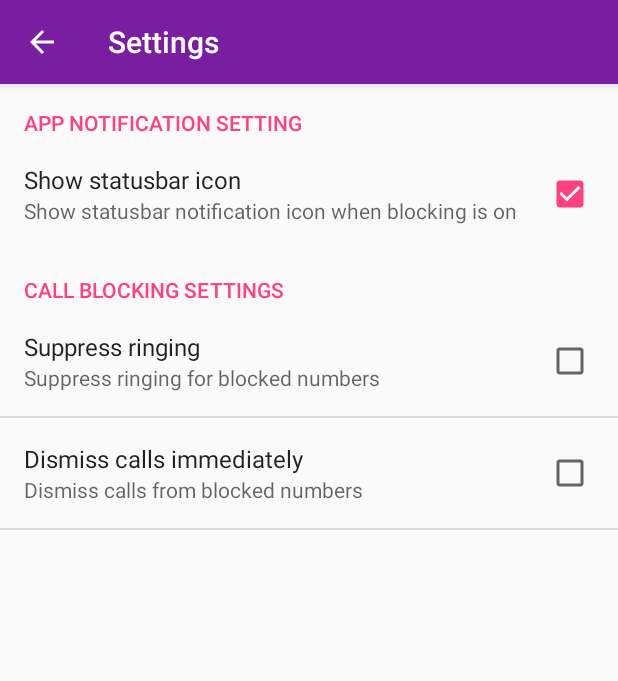
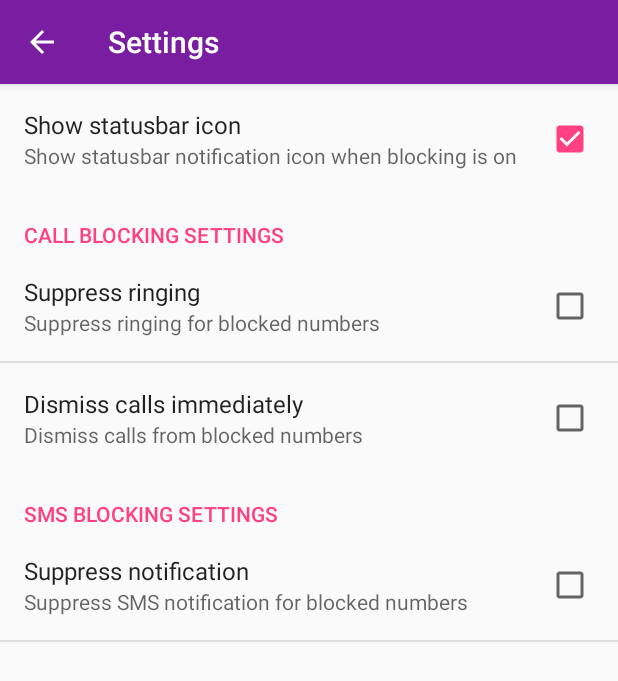
Before and after one commit to owlab-exp/101-4, an Android app: the screen it shows after launch (MainActivity), in the options menu, after a tap on "Settings", on a phone screen of 412 x 824 dp. Shown: the top 681 px of the screen. Run offline under Robolectric (Android 15) with nearby library versions, the phone set to English and light mode, and no system bars.

Commit message:
Working on SMS

```diff
--- a/app/src/main/java/com/owlab/callblocker/CONS.java
+++ b/app/src/main/java/com/owlab/callblocker/CONS.java
@@ -8,6 +8,7 @@ public final class CONS {
     public static final int REQUEST_CODE_ASK_PERMISSION_FOR_BLOCKING = 211;
     public static final int REQUEST_CODE_ASK_PERMISSION_FOR_SUPPRESS_RINGING = 213;
     public static final int REQUEST_CODE_ASK_PERMISSION_FOR_DISMISS_CALL = 215;
+    public static final int REQUEST_CODE_ASK_PERMISSION_FOR_SUPPRESS_SMS_NOTIFICATION = 217;
     public static final int RESULT_SUCCESS = 0;
     public static final int RESULT_FAIL = -1;
 }
--- a/app/src/main/java/com/owlab/callblocker/fragment/SettingsFragment.java
+++ b/app/src/main/java/com/owlab/callblocker/fragment/SettingsFragment.java
@@ -28,7 +28,7 @@ public class SettingsFragment extends PreferenceFragment implements SharedPrefer
         SharedPreferences sharedPreferences = PreferenceManager.getDefaultSharedPreferences(getActivity());
         sharedPreferences.registerOnSharedPreferenceChangeListener(this);
 
-        CheckBoxPreference showNotificationIcon = (CheckBoxPreference) getPreferenceManager().findPreference(getString(R.string.settings_key_show_notification_icon));
+        CheckBoxPreference showNotificationIcon = (CheckBoxPreference) getPreferenceManager().findPreference(getString(R.string.settings_key_show_app_notification_icon));
         showNotificationIcon.setOnPreferenceChangeListener(new FUNS.ShowBlockingNotificationIconPrefChangeListener(getActivity()));
 
         CheckBoxPreference suppressRingingPref = (CheckBoxPreference) getPreferenceManager().findPreference(getString(R.string.settings_key_suppress_ringing));
@@ -39,6 +39,9 @@ public class SettingsFragment extends PreferenceFragment implements SharedPrefer
 
         CheckBoxPreference dismissCallPref = (CheckBoxPreference) getPreferenceManager().findPreference(getString(R.string.settings_key_dismiss_call));
         dismissCallPref.setOnPreferenceChangeListener(new FUNS.DismissCallPrefChangeListener(getActivity()));
+
+        CheckBoxPreference suppressSMSNotificationPref = (CheckBoxPreference) getPreferenceManager().findPreference(getString(R.string.settings_key_suppress_sms_notification));
+        suppressSMSNotificationPref.setOnPreferenceChangeListener(new FUNS.SuppressSMSNotificationPrefChangeListener(getActivity()));
     }
 
     @Override
--- a/app/src/main/java/com/owlab/callblocker/service/CallBlockerIntentService.java
+++ b/app/src/main/java/com/owlab/callblocker/service/CallBlockerIntentService.java
@@ -174,7 +174,7 @@ public class CallBlockerIntentService extends IntentService {
         //Log.d(TAG, ">>>>> handleActionStatusbarNotificationOn called");
         SharedPreferences sharedPreferences = PreferenceManager.getDefaultSharedPreferences(getBaseContext());
         //If the notification is disabled then return
-        if (!sharedPreferences.getBoolean(getString(R.string.settings_key_show_notification_icon), false)) {
+        if (!sharedPreferences.getBoolean(getString(R.string.settings_key_show_app_notification_icon), false)) {
             Log.d(TAG, ">>>>> show notification icon disabled");
             return;
         }
--- a/app/src/main/res/values/keys.xml
+++ b/app/src/main/res/values/keys.xml
@@ -2,11 +2,14 @@
 <resources>
     <string name="pref_key_blocking_on">pref_key_blocking_on</string>
 
-    <string name="settings_key_show_notification_icon">settings_key_show_notification_icon</string>
+    <string name="settings_key_show_app_notification_icon">settings_key_show_app_notification_icon</string>
+
     <string name="settings_key_suppress_ringing">settings_key_suppress_ringing</string>
     <string name="settings_key_suppress_call_notification">settings_key_suppress_call_notification</string>
     <string name="settings_key_dismiss_call">settings_key_dismiss_call</string>
     <string name="settings_key_suppress_headsup_notification">settings_key_suppress_headsup_notification</string>
 
+    <string name="settings_key_suppress_sms_notification">settings_sms_notification</string>
+
     <string name="status_key_notification_icon_shown">status_key_show_notification_icon</string>
 </resources>
--- a/app/src/main/res/xml/settings.xml
+++ b/app/src/main/res/xml/settings.xml
@@ -1,16 +1,20 @@
 <?xml version="1.0" encoding="utf-8"?>
 <PreferenceScreen xmlns:android="http://schemas.android.com/apk/res/android">
+    <!--
     <PreferenceCategory
-        android:key="pref_notification_setting"
+        android:key="settings_category_app_notification_setting"
         android:title="APP NOTIFICATION SETTING">
+    -->
         <CheckBoxPreference
             android:defaultValue="true"
-            android:key="@string/settings_key_show_notification_icon"
-            android:title="Show statusbar icon"
-            android:summary="Show statusbar notification icon when blocking is on"/>
-        </PreferenceCategory>
+            android:key="@string/settings_key_show_app_notification_icon"
+            android:summary="Show statusbar notification icon when blocking is on"
+            android:title="Show statusbar icon" />
+        <!--
+    </PreferenceCategory>
+    -->
     <PreferenceCategory
-        android:key="settings_key_blocking_setting"
+        android:key="settings_category_call_blocking_setting"
         android:title="CALL BLOCKING SETTINGS">
         <CheckBoxPreference
             android:defaultValue="false"
@@ -37,6 +41,15 @@
             android:title="Suppress heads-up notification" />
             -->
     </PreferenceCategory>
+    <PreferenceCategory
+        android:key="settings_category_sms_blocking_setting"
+        android:title="SMS BLOCKING SETTINGS">
+        <CheckBoxPreference
+            android:defaultValue="false"
+            android:key="@string/settings_key_suppress_sms_notification"
+            android:summary="Suppress SMS notification for blocked numbers"
+            android:title="Suppress notification" />
+    </PreferenceCategory>
     <!--
 <PreferenceCategory
     android:title="HISTORY SETTING"
```
Also changed, not shown: app/src/main/AndroidManifest.xml (+9 -0 lines), app/src/main/java/com/owlab/callblocker/FUNS.java (+64 -18 lines), app/src/main/java/com/owlab/callblocker/receiver/SMSReceiver.java (added, +36 -0 lines).
